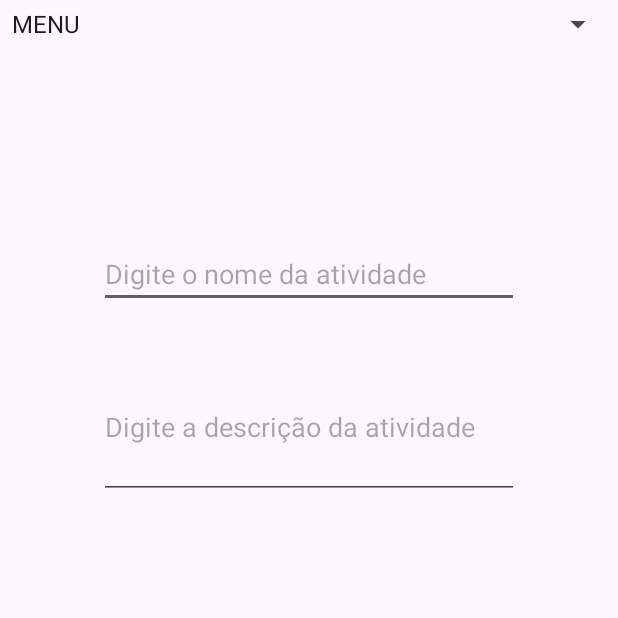
After one commit to Dener-Fernandes/TrabalhoFinalProgMobile, an Android app: the CreateHomeworkActivity screen opened directly, with no data from a screen before it, on a phone screen of 412 x 824 dp, the top half of it. The commit adds this screen. Run offline under Robolectric (Android 15) with nearby library versions, the phone set to English and light mode, and no system bars.

Commit message:
stash sumido

```diff
--- a/app/src/main/AndroidManifest.xml
+++ b/app/src/main/AndroidManifest.xml
@@ -13,6 +13,12 @@
         android:theme="@style/Theme.TerceiroTrabalho"
         tools:targetApi="31">
         <activity
+            android:name=".activities.CreateHomeworkActivity"
+            android:exported="false" />
+        <activity
+            android:name=".activities.HomeActivity"
+            android:exported="false" />
+        <activity
             android:name=".MainActivity"
             android:exported="true">
             <intent-filter>
--- /dev/null
+++ b/app/src/main/java/com/example/terceirotrabalho/activities/CreateHomeworkActivity.java
@@ -0,0 +1,63 @@
+package com.example.terceirotrabalho.activities;
+
+import androidx.appcompat.app.AppCompatActivity;
+
+import android.content.Intent;
+import android.os.Bundle;
+import android.util.Log;
+import android.view.View;
+import android.widget.AdapterView;
+import android.widget.ArrayAdapter;
+import android.widget.Spinner;
+
+import com.example.terceirotrabalho.MainActivity;
+import com.example.terceirotrabalho.R;
+
+public class CreateHomeworkActivity extends AppCompatActivity {
+    static boolean isActivityRunning = false;
+    Spinner menuSpinner;
+    String[] menuOptions = {"MENU", "HOME", "CRIAR ATIVIDADE","SAIR"};
+
+    @Override
+    protected void onCreate(Bundle savedInstanceState) {
+        super.onCreate(savedInstanceState);
+        setContentView(R.layout.activity_create_homework);
+
+        isActivityRunning = true;
+
+        menuSpinner = findViewById(R.id.menuSpinnerCreateHomework);
+
+        ArrayAdapter<String> adapter = new ArrayAdapter<>(this,
+                android.R.layout.simple_spinner_dropdown_item, menuOptions);
+        menuSpinner.setAdapter(adapter);
+
+        menuSpinner.setOnItemSelectedListener(new AdapterView.OnItemSelectedListener() {
+
+            @Override
+            public void onItemSelected(AdapterView<?> parent, View view, int i, long id) {
+                if (i == 1) {
+                    Intent it_home = new Intent(CreateHomeworkActivity.this, HomeActivity.class);
+                    startActivity(it_home);
+                }
+                if (i == 2) {
+                 if (!CreateHomeworkActivity.isActivityRunning) {
+                     Intent it_create_homework = new Intent(CreateHomeworkActivity.this, CreateHomeworkActivity.class);
+                     startActivity(it_create_homework);
+                 }
+                }
+
+                if (i == 3) {
+                    Intent it_main_activity = new Intent(CreateHomeworkActivity.this, MainActivity.class);
+                    it_main_activity.setFlags(Intent.FLAG_ACTIVITY_NEW_TASK | Intent.FLAG_ACTIVITY_CLEAR_TASK);
+                    startActivity(it_main_activity);
+                    finish(); // Certifique-se de finalizar a atividade atual para que não fique na pilha
+                }
+            }
+
+            @Override
+            public void onNothingSelected(AdapterView<?> parent) {
+
+            }
+        });
+    }
+}
--- a/app/src/main/java/com/example/terceirotrabalho/model/User.java
+++ b/app/src/main/java/com/example/terceirotrabalho/model/User.java
@@ -56,4 +56,6 @@ public class User {
     public boolean getIsUserLogged() {
         return isUserLogged;
     }
+
+    public void setIsUserLogged(boolean isUserLogged) { this.isUserLogged = isUserLogged; }
 }
--- /dev/null
+++ b/app/src/main/res/layout/activity_create_homework.xml
@@ -0,0 +1,39 @@
+<?xml version="1.0" encoding="utf-8"?>
+<androidx.constraintlayout.widget.ConstraintLayout xmlns:android="http://schemas.android.com/apk/res/android"
+    xmlns:app="http://schemas.android.com/apk/res-auto"
+    xmlns:tools="http://schemas.android.com/tools"
+    android:layout_width="match_parent"
+    android:layout_height="match_parent"
+    tools:context=".activities.CreateHomeworkActivity">
+
+    <Spinner
+        android:id="@+id/menuSpinnerCreateHomework"
+        android:layout_width="409dp"
+        android:layout_height="32dp"
+        tools:layout_editor_absoluteX="1dp"
+        tools:layout_editor_absoluteY="3dp" />
+
+
+    <EditText
+        android:id="@+id/homeworkNameCreateValue"
+        android:layout_width="280dp"
+        android:layout_height="wrap_content"
+        android:layout_marginTop="128dp"
+        android:hint="@string/NomeAtividade"
+        android:inputType="textPassword"
+        app:layout_constraintEnd_toEndOf="parent"
+        app:layout_constraintStart_toStartOf="parent"
+        app:layout_constraintTop_toBottomOf="@+id/menuSpinnerCreateHomework" />
+
+    <EditText
+        android:id="@+id/homeworkDescriptionCreateValue"
+        android:layout_width="280dp"
+        android:layout_height="95dp"
+        android:layout_marginTop="32dp"
+        android:hint="@string/DescricaoAtividade"
+        android:inputType="textPassword"
+        app:layout_constraintEnd_toEndOf="parent"
+        app:layout_constraintStart_toStartOf="parent"
+        app:layout_constraintTop_toBottomOf="@+id/homeworkNameCreateValue" />
+
+</androidx.constraintlayout.widget.ConstraintLayout>
--- a/app/src/main/res/values/strings.xml
+++ b/app/src/main/res/values/strings.xml
@@ -14,4 +14,14 @@
     <string name="PreenchaTodosOsCampos">Preencha todos os campos</string>
     <string name="EscolhaUmTipo">Escolha um tipo</string>
     <!-- Main (Login e Cadastro) -->
+
+    <!--> CreateHomework -->
+    <string name="NomeAtividade">Digite o nome da atividade</string>
+    <string name="DescricaoAtividade">Digite a descrição da atividade</string>
+    <string name="PrazoAtividade">
+        Informe o prazo dentro do qual a atividade deve ser cumprida
+    </string>
+    <string name="UsuarioAtividade">Informe para quem é esta atividade</string>
+    <!--> CreateHomework -->
+
 </resources>
```
Also changed, not shown: app/src/main/java/com/example/terceirotrabalho/MainActivity.java (+17 -1 lines), app/src/main/java/com/example/terceirotrabalho/activities/HomeActivity.java (added, +64 -0 lines), app/src/main/res/layout/activity_home.xml (added, +28 -0 lines).
